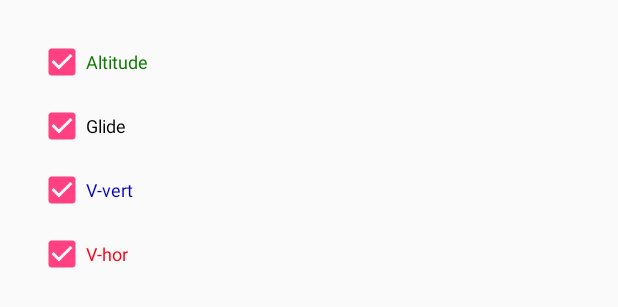
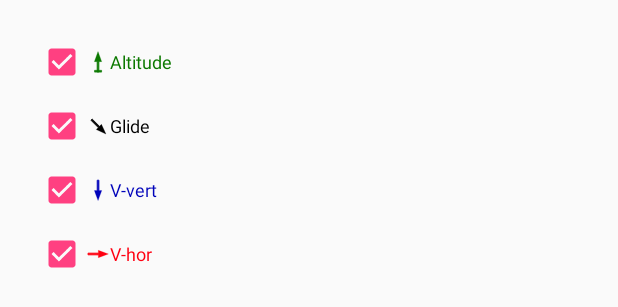
Before and after one commit to 84n4n4/FloatSight, an Android app: the layout metrics_dialog.xml on its own in the app's theme, with its tools: preview values and no code run, on a phone screen of 412 x 824 dp. Shown: the top 307 px of the screen. Run offline under Robolectric (Android 15) with nearby library versions, the phone set to English and light mode, and no system bars.

Commit message:
added icons also to metrics visibility dialog

```diff
--- a/app/src/main/res/layout/metrics_dialog.xml
+++ b/app/src/main/res/layout/metrics_dialog.xml
@@ -11,23 +11,27 @@
               android:text="@string/altitude_label"
               android:checked="true"
               android:textColor="@color/altitude"
+              android:drawableStart="@drawable/ic_alt_tot"
               android:onClick="onDialogCheckboxClicked"/>
     <CheckBox android:id="@+id/checkbox_glide"
               style="@style/metricsCheckbox"
               android:text="@string/glide_label"
               android:checked="true"
               android:textColor="@color/glide"
+              android:drawableStart="@drawable/ic_glide"
               android:onClick="onDialogCheckboxClicked"/>
     <CheckBox android:id="@+id/checkbox_vert_velocity"
               style="@style/metricsCheckbox"
               android:text="@string/vert_velocity_label"
               android:checked="true"
               android:textColor="@color/vertVelocity"
+              android:drawableStart="@drawable/ic_vert_vel"
               android:onClick="onDialogCheckboxClicked"/>
     <CheckBox android:id="@+id/checkbox_hor_velocity"
               style="@style/metricsCheckbox"
               android:text="@string/hor_velocity_label"
               android:checked="true"
               android:textColor="@color/horVelocity"
+              android:drawableStart="@drawable/ic_hor_vel"
               android:onClick="onDialogCheckboxClicked"/>
 </LinearLayout>
```
